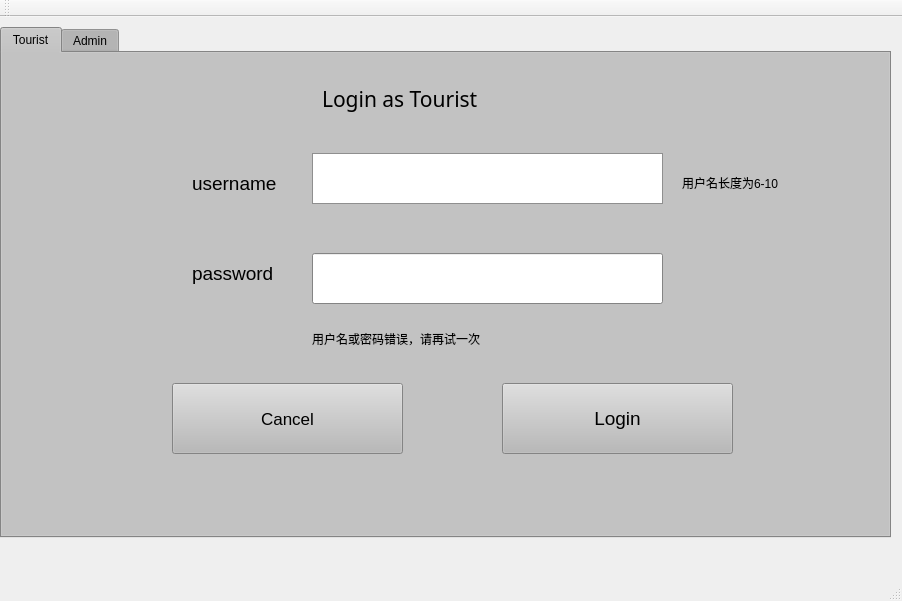
Before: the Qt Designer form SBSystemBackup/mainwindow.ui in iceboundx/SBSystem, drawn with Qt 5.
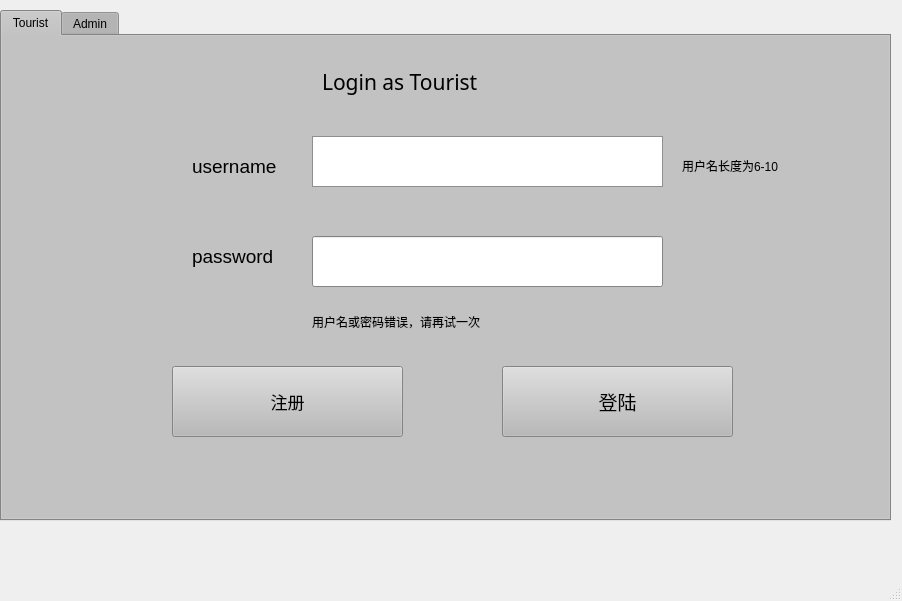
After: the same form once the commit is applied. The open tabs and pages were chosen to show the change.

```diff
--- a/SBSystemBackup/mainwindow.ui
+++ b/SBSystemBackup/mainwindow.ui
@@ -514,7 +514,7 @@
        </font>
       </property>
       <property name="text">
-       <string>Cancel</string>
+       <string>注册</string>
       </property>
      </widget>
      <widget class="QPushButton" name="touristlogin">
@@ -532,7 +532,7 @@
        </font>
       </property>
       <property name="text">
-       <string>Login</string>
+       <string>登陆</string>
       </property>
      </widget>
      <widget class="QLabel" name="label_3">
@@ -751,24 +751,6 @@
     </widget>
    </widget>
   </widget>
-  <widget class="QMenuBar" name="menuBar">
-   <property name="geometry">
-    <rect>
-     <x>0</x>
-     <y>0</y>
-     <width>902</width>
-     <height>26</height>
-    </rect>
-   </property>
-  </widget>
-  <widget class="QToolBar" name="mainToolBar">
-   <attribute name="toolBarArea">
-    <enum>TopToolBarArea</enum>
-   </attribute>
-   <attribute name="toolBarBreak">
-    <bool>false</bool>
-   </attribute>
-  </widget>
   <widget class="QStatusBar" name="statusBar"/>
  </widget>
  <layoutdefault spacing="6" margin="11"/>
```
Left out of the diff: 6 changed lines with no effect on the pictures.
